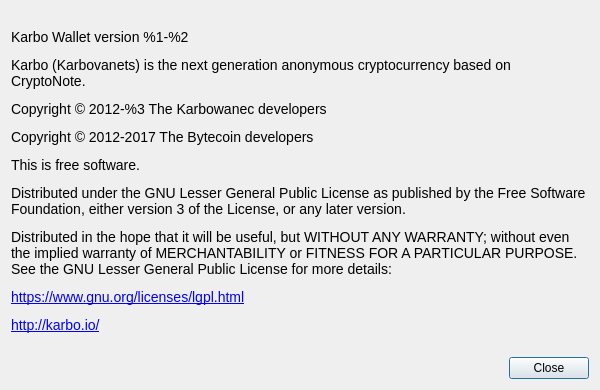
This is src/Gui/Common/AboutDialog.ui in Karbovanets/Karbo-lite as Qt 5 draws it before an edit. The edited form follows.
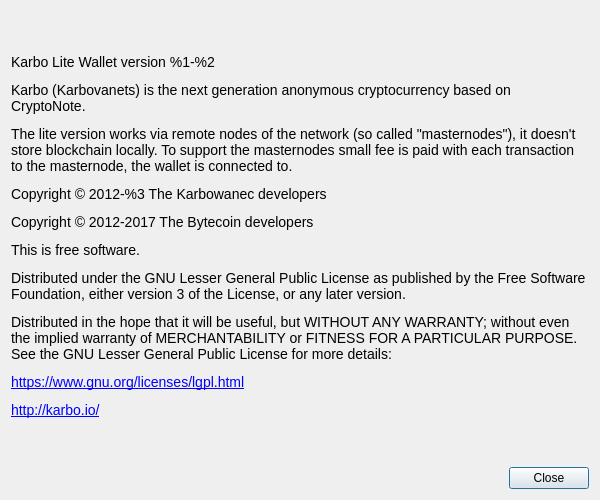
This is the edited form. Custom widgets are drawn as their Qt base class.

Commit message: Use mnemonics from Karbo Core; KarboLite name; About dialog update; Update themes; Receive frame update; Better payment_id generator;

```diff
--- a/src/Gui/Common/AboutDialog.ui
+++ b/src/Gui/Common/AboutDialog.ui
@@ -7,11 +7,11 @@
     <x>0</x>
     <y>0</y>
     <width>600</width>
-    <height>390</height>
+    <height>500</height>
    </rect>
   </property>
   <property name="sizePolicy">
-   <sizepolicy hsizetype="Fixed" vsizetype="Fixed">
+   <sizepolicy hsizetype="Preferred" vsizetype="Preferred">
     <horstretch>0</horstretch>
     <verstretch>0</verstretch>
    </sizepolicy>
@@ -19,13 +19,13 @@
   <property name="minimumSize">
    <size>
     <width>600</width>
-    <height>390</height>
+    <height>500</height>
    </size>
   </property>
   <property name="maximumSize">
    <size>
     <width>600</width>
-    <height>390</height>
+    <height>500</height>
    </size>
   </property>
   <property name="windowTitle">
@@ -41,7 +41,7 @@
       </sizepolicy>
      </property>
      <property name="text">
-      <string>&lt;html&gt;&lt;head/&gt;&lt;body&gt;&lt;p&gt;&lt;span style=&quot; font-family:'Open Sans'; font-size:14px;&quot;&gt;Karbo Wallet version %1-%2&lt;/span&gt;&lt;/p&gt;&lt;p&gt;&lt;span style=&quot; font-family:'Open Sans'; font-size:14px;&quot;&gt;Karbo (Karbovanets) is the next generation anonymous cryptocurrency based on CryptoNote.&lt;/span&gt;&lt;/p&gt;&lt;p&gt;&lt;span style=&quot; font-family:'Open Sans'; font-size:14px;&quot;&gt;Copyright © 2012-%3 The Karbowanec developers&lt;/span&gt;&lt;/p&gt;&lt;p&gt;&lt;span style=&quot; font-family:'Open Sans'; font-size:14px;&quot;&gt;Copyright © 2012-2017 The Bytecoin developers&lt;/span&gt;&lt;/p&gt;&lt;p&gt;&lt;span style=&quot; font-family:'Open Sans'; font-size:14px;&quot;&gt;This is free software.&lt;/span&gt;&lt;/p&gt;&lt;p&gt;&lt;span style=&quot; font-family:'Open Sans'; font-size:14px;&quot;&gt;Distributed under the GNU Lesser General Public License as published by the Free Software Foundation, either version 3 of the License, or any later version.&lt;/span&gt;&lt;/p&gt;&lt;p&gt;&lt;span style=&quot; font-family:'Open Sans'; font-size:14px;&quot;&gt;Distributed in the hope that it will be useful, but WITHOUT ANY WARRANTY; without even the implied warranty of MERCHANTABILITY or FITNESS FOR A PARTICULAR PURPOSE. See the GNU Lesser General Public License for more details:&lt;/span&gt;&lt;/p&gt;&lt;p&gt;&lt;a href=&quot;https://www.gnu.org/licenses/lgpl.html&quot;&gt;&lt;span style=&quot; font-family:'Open Sans'; font-size:14px; text-decoration: underline; color:#0000ff;&quot;&gt;https://www.gnu.org/licenses/lgpl.html&lt;/span&gt;&lt;/a&gt;&lt;/p&gt;&lt;p&gt;&lt;a href=&quot;http://karbo.io/&quot;&gt;&lt;span style=&quot; font-family:'Open Sans'; font-size:14px; text-decoration: underline; color:#0000ff;&quot;&gt;http://karbo.io/&lt;/span&gt;&lt;/a&gt;&lt;/p&gt;&lt;/body&gt;&lt;/html&gt;</string>
+      <string>&lt;html&gt;&lt;head/&gt;&lt;body&gt;&lt;p&gt;&lt;span style=&quot; font-family:'Open Sans'; font-size:14px;&quot;&gt;Karbo Lite Wallet version %1-%2&lt;/span&gt;&lt;/p&gt;&lt;p&gt;&lt;span style=&quot; font-family:'Open Sans'; font-size:14px;&quot;&gt;Karbo (Karbovanets) is the next generation anonymous cryptocurrency based on CryptoNote.&lt;/span&gt;&lt;/p&gt;&lt;p&gt;&lt;span style=&quot; font-family:'Open Sans'; font-size:14px;&quot;&gt;The lite version works via remote nodes of the network (so called &amp;quot;masternodes&amp;quot;), it doesn't store blockchain locally. To support the masternodes small fee is paid with each transaction to the masternode, the wallet is connected to.&lt;/span&gt;&lt;/p&gt;&lt;p&gt;&lt;span style=&quot; font-family:'Open Sans'; font-size:14px;&quot;&gt;Copyright © 2012-%3 The Karbowanec developers&lt;/span&gt;&lt;/p&gt;&lt;p&gt;&lt;span style=&quot; font-family:'Open Sans'; font-size:14px;&quot;&gt;Copyright © 2012-2017 The Bytecoin developers&lt;/span&gt;&lt;/p&gt;&lt;p&gt;&lt;span style=&quot; font-family:'Open Sans'; font-size:14px;&quot;&gt;This is free software.&lt;/span&gt;&lt;/p&gt;&lt;p&gt;&lt;span style=&quot; font-family:'Open Sans'; font-size:14px;&quot;&gt;Distributed under the GNU Lesser General Public License as published by the Free Software Foundation, either version 3 of the License, or any later version.&lt;/span&gt;&lt;/p&gt;&lt;p&gt;&lt;span style=&quot; font-family:'Open Sans'; font-size:14px;&quot;&gt;Distributed in the hope that it will be useful, but WITHOUT ANY WARRANTY; without even the implied warranty of MERCHANTABILITY or FITNESS FOR A PARTICULAR PURPOSE. See the GNU Lesser General Public License for more details:&lt;/span&gt;&lt;/p&gt;&lt;p&gt;&lt;a href=&quot;https://www.gnu.org/licenses/lgpl.html&quot;&gt;&lt;span style=&quot; font-family:'Open Sans'; font-size:14px; text-decoration: underline; color:#0000ff;&quot;&gt;https://www.gnu.org/licenses/lgpl.html&lt;/span&gt;&lt;/a&gt;&lt;/p&gt;&lt;p&gt;&lt;a href=&quot;http://karbo.io/&quot;&gt;&lt;span style=&quot; font-family:'Open Sans'; font-size:14px; text-decoration: underline; color:#0000ff;&quot;&gt;http://karbo.io/&lt;/span&gt;&lt;/a&gt;&lt;/p&gt;&lt;/body&gt;&lt;/html&gt;</string>
      </property>
      <property name="textFormat">
       <enum>Qt::RichText</enum>
```
The commit also changes 55 other files.
